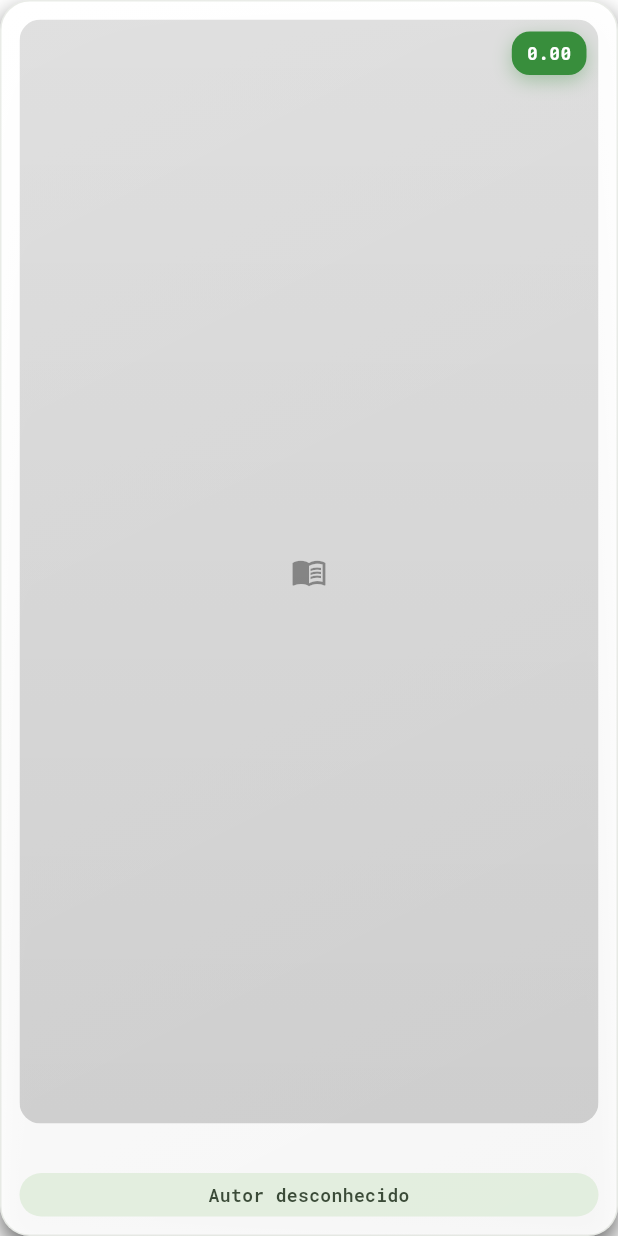
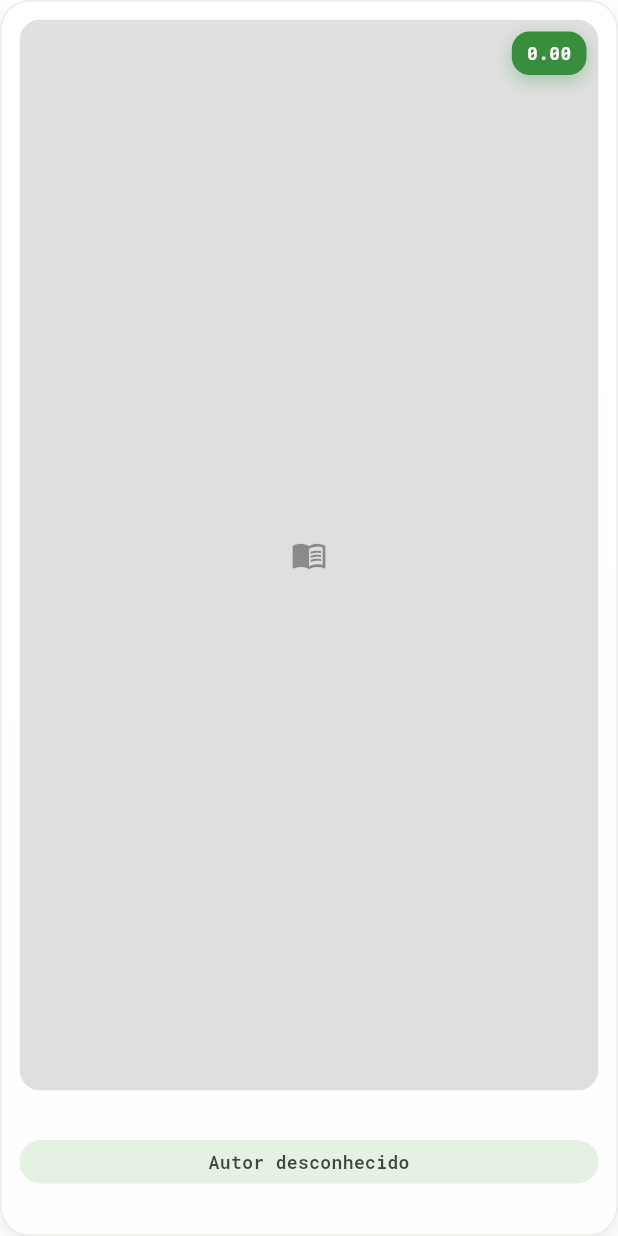
Before and after one commit to girioaugusto/app_book, a Flutter app: the BookCard widget shown alone on an empty page, opened directly with empty values, on a phone screen of 412 x 824 dp. Run offline on Flutter 3.47's test engine with Material 3 defaults, Android fonts, the light colour scheme and no system bars; our stand-ins replace google_fonts, shared_preferences; accounts and stored records are empty; network calls fail.

Commit message:
Detalhes+card clícavel+ resumo + outras obras do autor

```diff
--- a/lib/models/book.dart
+++ b/lib/models/book.dart
@@ -6,6 +6,10 @@ class Book {
   final double? price;           // preço (pode não existir)
   final String? currency;        // moeda (ex.: USD, BRL)
 
+  // Usados na tela de detalhes
+  final String? description;     // resumo/descrição
+  final List<String> categories; // categorias/gêneros
+
   Book({
     required this.id,
     required this.title,
@@ -13,9 +17,10 @@ class Book {
     this.thumbnail,
     this.price,
     this.currency,
+    this.description,
+    this.categories = const <String>[],
   });
 
-  // Constrói a partir do item retornado pela Google Books API
   factory Book.fromGoogleItem(Map<String, dynamic> json) {
     final volumeInfo = json['volumeInfo'] ?? {};
     final saleInfo = json['saleInfo'] ?? {};
@@ -24,7 +29,6 @@ class Book {
     double? parsedPrice;
     String? currency;
 
-    // Às vezes vem como listPrice, outras como retailPrice:
     if (saleInfo['listPrice'] != null) {
       parsedPrice = (saleInfo['listPrice']['amount'] as num?)?.toDouble();
       currency = saleInfo['listPrice']['currencyCode'];
@@ -42,10 +46,13 @@ class Book {
       thumbnail: (imageLinks['thumbnail'] ?? imageLinks['smallThumbnail'])?.toString(),
       price: parsedPrice,
       currency: currency,
+      description: volumeInfo['description'] as String?,
+      categories: (volumeInfo['categories'] as List?)
+              ?.map((e) => e.toString())
+              .toList() ?? <String>[],
     );
   }
 
-  // Para persistir favorito localmente
   Map<String, dynamic> toJson() => {
     'id': id,
     'title': title,
@@ -53,6 +60,8 @@ class Book {
     'thumbnail': thumbnail,
     'price': price,
     'currency': currency,
+    'description': description,
+    'categories': categories,
   };
 
   factory Book.fromJson(Map<String, dynamic> json) => Book(
@@ -62,5 +71,9 @@ class Book {
     thumbnail: json['thumbnail'] as String?,
     price: (json['price'] as num?)?.toDouble(),
     currency: json['currency'] as String?,
+    description: json['description'] as String?,
+    categories: (json['categories'] as List?)
+            ?.map((e) => e.toString())
+            .toList() ?? <String>[],
   );
 }
--- a/lib/widgets/book_card.dart
+++ b/lib/widgets/book_card.dart
@@ -22,100 +22,74 @@ class BookCard extends StatelessWidget {
     final title = t.title;
     final subtitle = t.subtitle;
 
-    final authors = (book.authors?.isNotEmpty ?? false)
-        ? book.authors!.join(', ')
-        : 'Autor desconhecido';
+    final authors =
+        (book.authors.isNotEmpty) ? book.authors.join(', ') : 'Autor desconhecido';
 
     final coverUrl = _tunedCoverUrl(book.thumbnail);
     final priceText = _formatPrice(book.price, book.currency);
 
     final scheme = Theme.of(context).colorScheme;
 
-    return InkWell(
+    final card = InkWell(
       onTap: onTap,
       borderRadius: BorderRadius.circular(20),
       child: Ink(
-        //  Fundo com leve gradiente + borda sutil
         decoration: BoxDecoration(
           borderRadius: BorderRadius.circular(20),
           gradient: LinearGradient(
             begin: Alignment.topLeft,
             end: Alignment.bottomRight,
-            colors: [
-              scheme.surface,
-              scheme.surface.withOpacity(0.94),
-            ],
+            colors: [scheme.surface, scheme.surface.withOpacity(0.94)],
           ),
           border: Border.all(color: scheme.outlineVariant.withOpacity(0.35)),
           boxShadow: [
             BoxShadow(
-              color: Colors.black.withOpacity(0.6),
-              blurRadius: 14,
-              offset: const Offset(0, 8),
+              color: Colors.black.withOpacity(0.08),
+              blurRadius: 12,
+              offset: const Offset(0, 6),
             ),
           ],
         ),
-        child: Padding(
-          padding: const EdgeInsets.all(12),
+        child: Stack(
+          children: [
+            // conteúdo
+            Padding(
+              // espaço extra para a seta
+              padding: const EdgeInsets.fromLTRB(12, 12, 12, 34),
               child: Column(
-            mainAxisSize: MainAxisSize.max,
                 crossAxisAlignment: CrossAxisAlignment.stretch,
                 children: [
-              // 📚 Capa com overlay e badge de preço
+                  // capa com badge de preço
                   Flexible(
                     fit: FlexFit.tight,
                     child: ClipRRect(
                       borderRadius: BorderRadius.circular(14),
                       child: Stack(
                         children: [
-                      // imagem
                           Positioned.fill(
                             child: coverUrl != null
                                 ? Image.network(
                                     coverUrl,
                                     fit: BoxFit.cover,
                                     filterQuality: FilterQuality.medium,
-                                loadingBuilder: (c, child, progress) {
-                                  if (progress == null) return child;
-                                  return Container(color: Colors.black12);
-                                },
+                                    loadingBuilder: (c, child, p) =>
+                                        p == null ? child : Container(color: Colors.black12),
                                     errorBuilder: (c, _, __) => Container(
                                       color: Colors.black12,
-                                  child: const Icon(Icons.broken_image,
-                                      color: Colors.black38),
+                                      child: const Icon(Icons.broken_image, color: Colors.black38),
                                     ),
                                   )
                                 : Container(
                                     color: Colors.black12,
-                                child: const Icon(Icons.menu_book,
-                                    color: Colors.black38),
+                                    child: const Icon(Icons.menu_book, color: Colors.black38),
                                   ),
                           ),
-
-                      // overlay suave para melhorar leitura do título
-                      Positioned.fill(
-                        child: DecoratedBox(
-                          decoration: BoxDecoration(
-                            gradient: LinearGradient(
-                              begin: Alignment.topCenter,
-                              end: Alignment.bottomCenter,
-                              colors: [
-                                Colors.transparent,
-                                Colors.black.withOpacity(0.05),
-                              ],
-                            ),
-                          ),
-                        ),
-                      ),
-
-                      // 💸 badge de preço (visual)
                           if (priceText != '—')
                             Positioned(
                               right: 8,
                               top: 8,
                               child: Container(
-                            padding: const EdgeInsets.symmetric(
-                                horizontal: 10, vertical: 6),
+                                padding: const EdgeInsets.symmetric(horizontal: 10, vertical: 6),
                                 decoration: BoxDecoration(
                                   color: scheme.primary,
                                   borderRadius: BorderRadius.circular(12),
@@ -144,7 +118,7 @@ class BookCard extends StatelessWidget {
 
                   const SizedBox(height: 10),
 
-              // 🧾 Título
+                  // título
                   Text(
                     title,
                     maxLines: 2,
@@ -156,7 +130,7 @@ class BookCard extends StatelessWidget {
                         ),
                   ),
 
-              // subtítulo discreto
+                  // subtítulo (opcional)
                   if (subtitle != null && subtitle.isNotEmpty) ...[
                     const SizedBox(height: 2),
                     Text(
@@ -172,11 +146,10 @@ class BookCard extends StatelessWidget {
 
                   const SizedBox(height: 6),
 
-              // 👤 autor em “pill”
+                  // autor (pill)
                   Container(
                     alignment: Alignment.center,
-                padding:
-                    const EdgeInsets.symmetric(horizontal: 10, vertical: 6),
+                    padding: const EdgeInsets.symmetric(horizontal: 10, vertical: 6),
                     decoration: BoxDecoration(
                       color: scheme.secondaryContainer.withOpacity(0.6),
                       borderRadius: BorderRadius.circular(999),
@@ -193,46 +166,44 @@ class BookCard extends StatelessWidget {
                     ),
                   ),
 
-              if (onFavorite != null || onTap != null) ...[
+                  // favorito opcional (deixei, mas pode remover)
+                  if (onFavorite != null) ...[
                     const SizedBox(height: 8),
-                SizedBox(
-                  height: 40,
-                  child: Row(
-                    children: [
-                      // ♥ favorito com estilo preenchido suave
-                      IconButton.filledTonal(
+                    Align(
+                      alignment: Alignment.centerLeft,
+                      child: IconButton.filledTonal(
                         onPressed: onFavorite,
-                        style: ButtonStyle(
-                          backgroundColor: WidgetStatePropertyAll(
-                            isFavorite
-                                ? scheme.errorContainer
-                                : scheme.secondaryContainer,
-                          ),
-                        ),
-                        icon: Icon(
-                          isFavorite ? Icons.favorite : Icons.favorite_border,
-                          color: isFavorite
-                              ? scheme.onErrorContainer
-                              : scheme.onSecondaryContainer,
-                        ),
-                        tooltip: isFavorite
-                            ? 'Remover dos favoritos'
-                            : 'Adicionar aos favoritos',
-                      ),
-                      const Spacer(),
-                      FilledButton.icon(
-                        onPressed: onTap,
-                        icon: const Icon(Icons.arrow_forward),
-                        label: const Text('Detalhes'),
-                      ),
-                    ],
+                        icon: Icon(isFavorite ? Icons.favorite : Icons.favorite_border),
+                        tooltip: isFavorite ? 'Remover dos favoritos' : 'Adicionar aos favoritos',
+                        constraints: const BoxConstraints.tightFor(width: 40, height: 40),
+                        padding: EdgeInsets.zero,
+                        visualDensity: VisualDensity.compact,
                       ),
                     ),
                   ],
                 ],
               ),
             ),
+
+            // setinha sutil
+            if (onTap != null)
+              Positioned(
+                right: 8,
+                bottom: 6,
+                child: Icon(
+                  Icons.chevron_right_rounded,
+                  size: 24,
+                  color: scheme.onSurface.withOpacity(0.35),
                 ),
+              ),
+          ],
+        ),
+      ),
+    );
+
+    return MouseRegion(
+      cursor: onTap != null ? SystemMouseCursors.click : SystemMouseCursors.basic,
+      child: card,
     );
   }
 
```
Also changed, not shown: lib/providers/library_provider.dart (+33 -20 lines), lib/screens/book_datails_screen.dart (added, +349 -0 lines), lib/screens/home_screen.dart (+11 -1 lines). Lines whose indentation alone changed are shown as unchanged.
